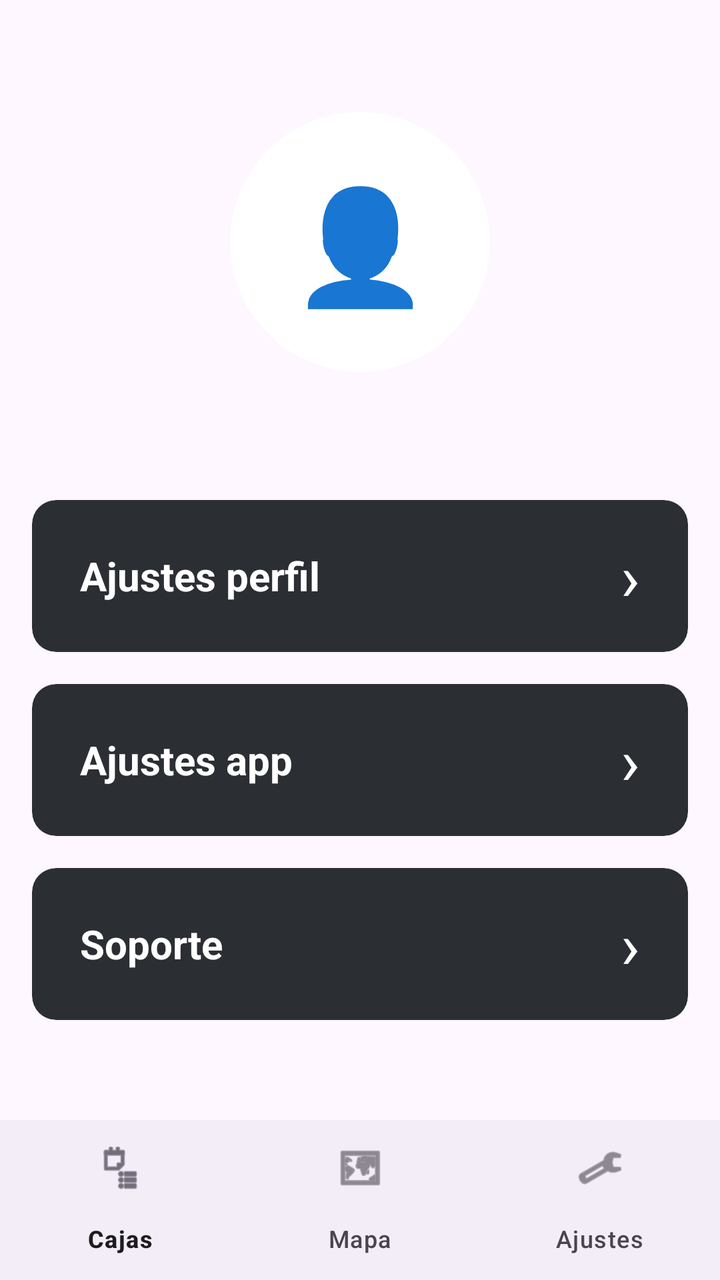
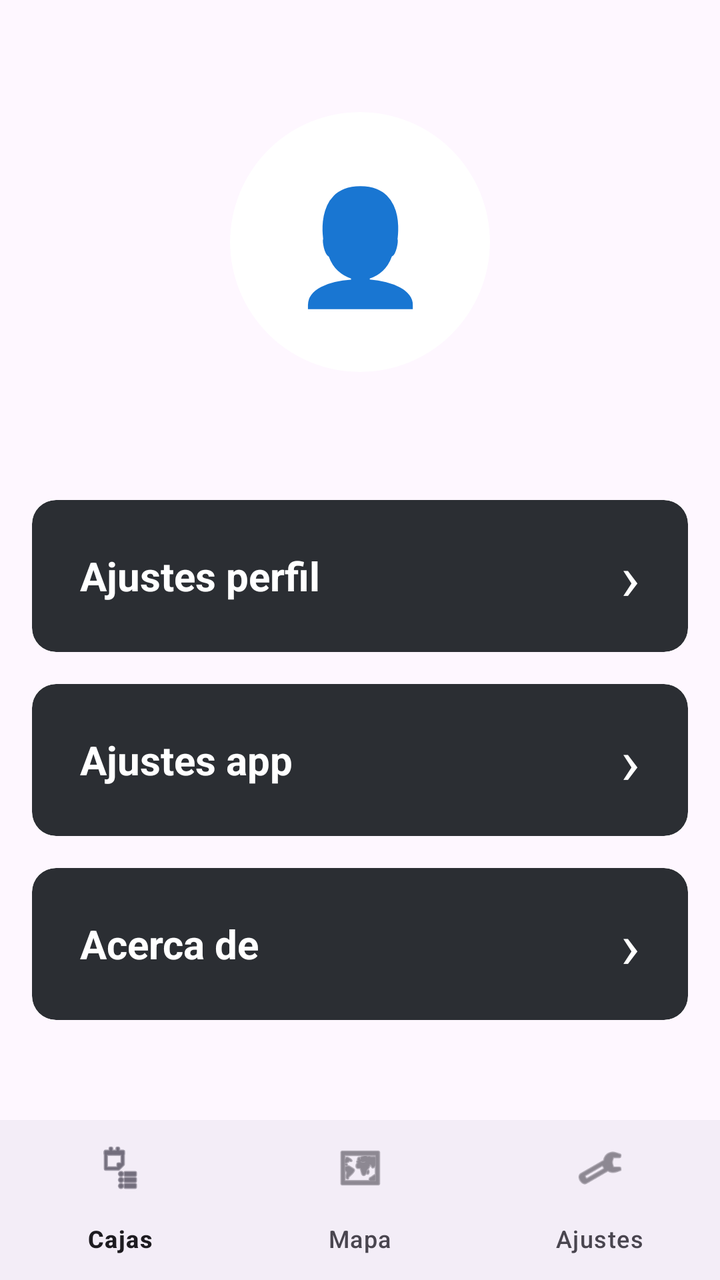

Compare the two renders of this Android layout. The source of the first and the diff that turns it into the second are given below.
<!-- AndroidManifest.xml: application theme Theme.ProyeIoT -->
<!-- res/layout/activity_ajustes.xml -->
<?xml version="1.0" encoding="utf-8"?>
<LinearLayout xmlns:android="http://schemas.android.com/apk/res/android"
    xmlns:app="http://schemas.android.com/apk/res-auto"
    android:id="@+id/main"
    android:layout_width="match_parent"
    android:layout_height="match_parent"
    android:orientation="vertical">

    <LinearLayout
        android:layout_width="match_parent"
        android:layout_height="0dp"
        android:layout_weight="1"
        android:orientation="vertical"
        android:paddingHorizontal="16dp">

        <com.google.android.material.card.MaterialCardView
            android:id="@+id/imgAvatar"
            android:layout_width="130dp"
            android:layout_height="130dp"
            android:layout_gravity="center_horizontal"
            android:layout_marginTop="56dp"
            app:cardBackgroundColor="#FFFFFF"
            app:cardCornerRadius="65dp"
            app:cardElevation="0dp"
            app:strokeWidth="0dp">

            <TextView
                android:layout_width="match_parent"
                android:layout_height="match_parent"
                android:gravity="center"
                android:text="👤"
                android:textSize="56sp" />
        </com.google.android.material.card.MaterialCardView>

        <com.google.android.material.card.MaterialCardView
            android:id="@+id/btnAjustesPerfil"
            android:layout_width="match_parent"
            android:layout_height="76dp"
            android:layout_marginTop="64dp"
            android:clickable="true"
            android:focusable="true"
            app:cardBackgroundColor="#2B2E33"
            app:cardCornerRadius="12dp"
            app:cardElevation="0dp"
            app:strokeWidth="0dp">

            <LinearLayout
                android:layout_width="match_parent"
                android:layout_height="match_parent"
                android:gravity="center_vertical"
                android:orientation="horizontal"
                android:paddingHorizontal="24dp">

                <TextView
                    android:layout_width="0dp"
                    android:layout_height="wrap_content"
                    android:layout_weight="1"
                    android:text="Ajustes perfil"
                    android:textColor="#FFFFFF"
                    android:textSize="20sp"
                    android:textStyle="bold" />

                <TextView
                    android:layout_width="wrap_content"
                    android:layout_height="wrap_content"
                    android:text="›"
                    android:textColor="#FFFFFF"
                    android:textSize="32sp" />
            </LinearLayout>
        </com.google.android.material.card.MaterialCardView>

        <com.google.android.material.card.MaterialCardView
            android:id="@+id/btnAjustesApp"
            android:layout_width="match_parent"
            android:layout_height="76dp"
            android:layout_marginTop="16dp"
            android:clickable="true"
            android:focusable="true"
            app:cardBackgroundColor="#2B2E33"
            app:cardCornerRadius="12dp"
            app:cardElevation="0dp"
            app:strokeWidth="0dp">

            <LinearLayout
                android:layout_width="match_parent"
                android:layout_height="match_parent"
                android:gravity="center_vertical"
                android:orientation="horizontal"
                android:paddingHorizontal="24dp">

                <TextView
                    android:layout_width="0dp"
                    android:layout_height="wrap_content"
                    android:layout_weight="1"
                    android:text="Ajustes app"
                    android:textColor="#FFFFFF"
                    android:textSize="20sp"
                    android:textStyle="bold" />

                <TextView
                    android:layout_width="wrap_content"
                    android:layout_height="wrap_content"
                    android:text="›"
                    android:textColor="#FFFFFF"
                    android:textSize="32sp" />
            </LinearLayout>
        </com.google.android.material.card.MaterialCardView>

        <com.google.android.material.card.MaterialCardView
            android:id="@+id/btnSoporte"
            android:layout_width="match_parent"
            android:layout_height="76dp"
            android:layout_marginTop="16dp"
            android:clickable="true"
            android:focusable="true"
            app:cardBackgroundColor="#2B2E33"
            app:cardCornerRadius="12dp"
            app:cardElevation="0dp"
            app:strokeWidth="0dp">

            <LinearLayout
                android:layout_width="match_parent"
                android:layout_height="match_parent"
                android:gravity="center_vertical"
                android:orientation="horizontal"
                android:paddingHorizontal="24dp">

                <TextView
                    android:layout_width="0dp"
                    android:layout_height="wrap_content"
                    android:layout_weight="1"
                    android:text="Soporte"
                    android:textColor="#FFFFFF"
                    android:textSize="20sp"
                    android:textStyle="bold" />

                <TextView
                    android:layout_width="wrap_content"
                    android:layout_height="wrap_content"
                    android:text="›"
                    android:textColor="#FFFFFF"
                    android:textSize="32sp" />
            </LinearLayout>
        </com.google.android.material.card.MaterialCardView>
    </LinearLayout>

    <com.google.android.material.bottomnavigation.BottomNavigationView
        android:id="@+id/bottomNav"
        android:layout_width="match_parent"
        android:layout_height="wrap_content"
        app:menu="@menu/menu_inferior" />

</LinearLayout>
<!-- resources referenced by this layout -->
<resources>
  <style name="Theme.ProyeIoT" parent="Base.Theme.ProyeIoT" />
  <style name="Base.Theme.ProyeIoT" parent="Theme.Material3.DayNight.NoActionBar">
          <item name="materialButtonStyle">@style/Widget.ProyeIoT.Button</item>
      </style>
  <style name="Widget.ProyeIoT.Button" parent="Widget.Material3.Button">
          <item name="backgroundTint">@color/boton_fondo</item>
          <item name="android:textColor">@color/boton_texto</item>
      </style>
  <color name="boton_fondo">#D6F8F402</color>
  <color name="boton_texto">#000000</color>
</resources>

<!-- the commit's change to res/layout/activity_ajustes.xml (unified diff, before → after) -->
@@ -107,7 +107,7 @@
         </com.google.android.material.card.MaterialCardView>
 
         <com.google.android.material.card.MaterialCardView
-            android:id="@+id/btnSoporte"
+            android:id="@+id/btnAcercade"
             android:layout_width="match_parent"
             android:layout_height="76dp"
             android:layout_marginTop="16dp"
@@ -129,7 +129,7 @@
                     android:layout_width="0dp"
                     android:layout_height="wrap_content"
                     android:layout_weight="1"
-                    android:text="Soporte"
+                    android:text="Acerca de"
                     android:textColor="#FFFFFF"
                     android:textSize="20sp"
                     android:textStyle="bold" />
